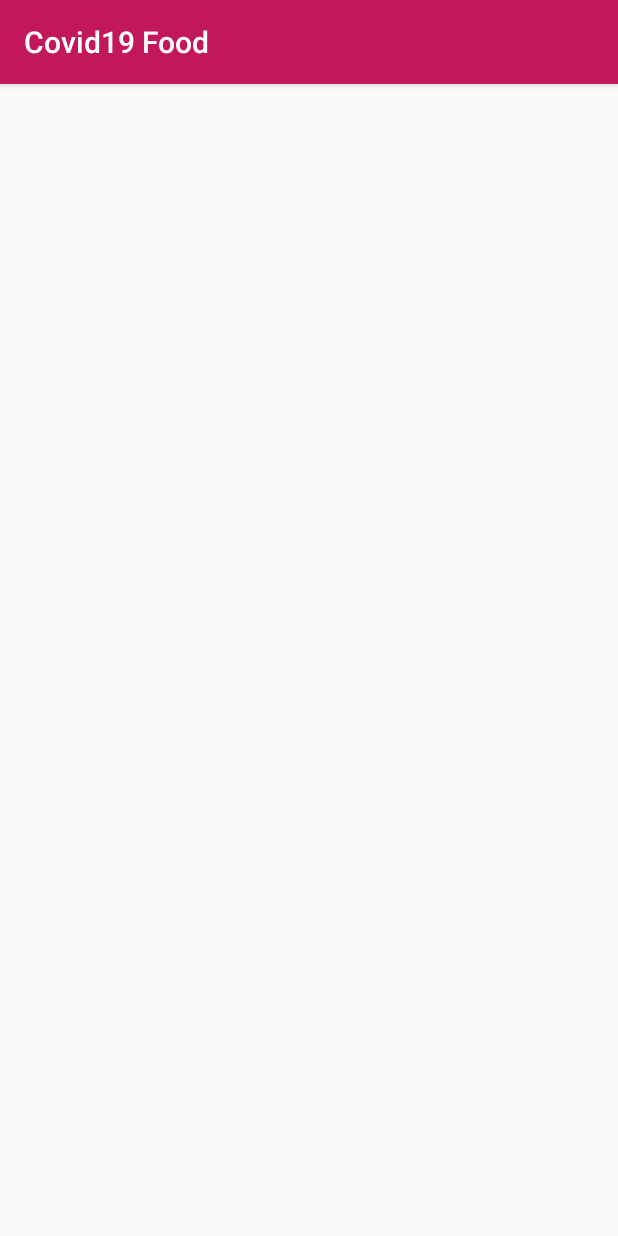
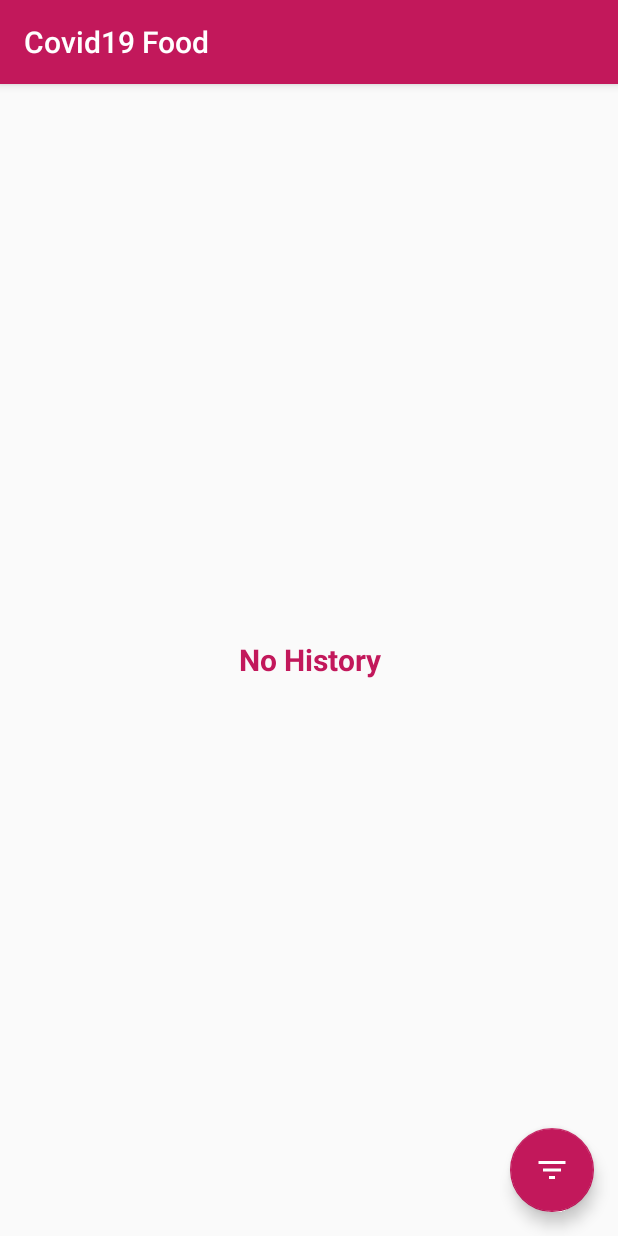
Before and after one commit to rathina-selsoft/lucas-covid19-android, an Android app: the fragment HistoryFragment shown on its own in the app's theme, on a phone screen of 412 x 824 dp. Run offline under Robolectric (Android 15) with nearby library versions, the phone set to English and light mode, and no system bars; our stand-ins replace ButterKnife, sdp/ssp sizes.

Commit message:
history added

```diff
--- a/Covid19-LucasCharity/app/src/main/java/com/lucas_charity/covid19/activity/MainNavActivity.kt
+++ b/Covid19-LucasCharity/app/src/main/java/com/lucas_charity/covid19/activity/MainNavActivity.kt
@@ -62,7 +62,6 @@ class MainNavActivity : AppCompatActivity() {
     }
 
     override fun onSupportNavigateUp(): Boolean {
-
         return navController.navigateUp(appBarConfiguration) || super.onSupportNavigateUp()
     }
 }
--- a/Covid19-LucasCharity/app/src/main/java/com/lucas_charity/covid19/activity/ui/HistoryFragment.kt
+++ b/Covid19-LucasCharity/app/src/main/java/com/lucas_charity/covid19/activity/ui/HistoryFragment.kt
@@ -8,9 +8,29 @@ import android.widget.TextView
 import androidx.fragment.app.Fragment
 import androidx.lifecycle.Observer
 import androidx.lifecycle.ViewModelProviders
+import androidx.recyclerview.widget.RecyclerView
+import butterknife.BindView
+import butterknife.ButterKnife
+import butterknife.OnClick
+import com.google.android.material.floatingactionbutton.FloatingActionButton
 import com.lucas_charity.covid19.R
+import com.lucas_charity.covid19.utils.Utils
+import java.text.SimpleDateFormat
+import java.util.*
 
 class HistoryFragment : Fragment() {
+
+    @BindView(R.id.history_available)
+    lateinit var historyAvailableTxt: TextView
+
+    @BindView(R.id.rv_history)
+    lateinit var historyRV: RecyclerView
+
+    @BindView(R.id.filter_history)
+    lateinit var filterFab: FloatingActionButton
+
+    lateinit var dateCalendar: Calendar
+    private val dateFormat = "yyyy-MM-dd"
 
     override fun onCreateView(
         inflater: LayoutInflater,
@@ -18,8 +38,17 @@ class HistoryFragment : Fragment() {
         savedInstanceState: Bundle?
     ): View? {
         val root = inflater.inflate(R.layout.fragment_history, container, false)
-        val textView: TextView = root.findViewById(R.id.text_gallery)
+        ButterKnife.bind(this, root)
 
+        dateCalendar = Calendar.getInstance()
+
+        val sdf = SimpleDateFormat(dateFormat, Locale.US)
+        Utils.log(sdf.format(dateCalendar.time))
         return root
     }
+
+    @OnClick(R.id.filter_history)
+    fun onFilterTapped(view: View) {
+
+    }
 }
--- /dev/null
+++ b/Covid19-LucasCharity/app/src/main/res/drawable/ic_add_black_24dp.xml
@@ -0,0 +1,9 @@
+<vector xmlns:android="http://schemas.android.com/apk/res/android"
+        android:width="24dp"
+        android:height="24dp"
+        android:viewportWidth="24.0"
+        android:viewportHeight="24.0">
+    <path
+        android:fillColor="#FF000000"
+        android:pathData="M19,13h-6v6h-2v-6H5v-2h6V5h2v6h6v2z"/>
+</vector>
--- /dev/null
+++ b/Covid19-LucasCharity/app/src/main/res/drawable/ic_filter_list_black_24dp.xml
@@ -0,0 +1,5 @@
+<vector android:height="24dp" android:tint="#FFFFFF"
+    android:viewportHeight="24.0" android:viewportWidth="24.0"
+    android:width="24dp" xmlns:android="http://schemas.android.com/apk/res/android">
+    <path android:fillColor="#FF000000" android:pathData="M10,18h4v-2h-4v2zM3,6v2h18L21,6L3,6zM6,13h12v-2L6,11v2z"/>
+</vector>
--- /dev/null
+++ b/Covid19-LucasCharity/app/src/main/res/layout/content_history.xml
@@ -0,0 +1,26 @@
+<?xml version="1.0" encoding="utf-8"?>
+<RelativeLayout xmlns:android="http://schemas.android.com/apk/res/android"
+    xmlns:tools="http://schemas.android.com/tools"
+    android:layout_width="match_parent"
+    android:layout_height="match_parent">
+
+    <TextView
+        android:id="@+id/history_available"
+        android:layout_width="match_parent"
+        android:layout_height="match_parent"
+        android:gravity="center"
+        android:text="@string/no_history"
+        android:textColor="@color/primaryColor"
+        android:textSize="@dimen/_20sdp"
+        android:textStyle="bold"
+        android:visibility="visible"
+        tools:ignore="SpUsage" />
+
+    <androidx.recyclerview.widget.RecyclerView
+        android:id="@+id/rv_history"
+        android:layout_width="match_parent"
+        android:layout_height="match_parent"
+        android:visibility="gone" />
+
+
+</RelativeLayout>
--- a/Covid19-LucasCharity/app/src/main/res/layout/fragment_history.xml
+++ b/Covid19-LucasCharity/app/src/main/res/layout/fragment_history.xml
@@ -1,23 +1,24 @@
 <?xml version="1.0" encoding="utf-8"?>
-<androidx.constraintlayout.widget.ConstraintLayout xmlns:android="http://schemas.android.com/apk/res/android"
+<androidx.coordinatorlayout.widget.CoordinatorLayout xmlns:android="http://schemas.android.com/apk/res/android"
     xmlns:app="http://schemas.android.com/apk/res-auto"
     xmlns:tools="http://schemas.android.com/tools"
     android:layout_width="match_parent"
     android:layout_height="match_parent"
-    tools:context=".activity.ui.HistoryFragment">
+    tools:context=".activity.MainNavActivity">
 
-    <TextView
-        android:id="@+id/text_gallery"
-        android:layout_width="match_parent"
+    <include layout="@layout/content_history" />
+
+    <com.google.android.material.floatingactionbutton.FloatingActionButton
+        android:id="@+id/filter_history"
+        android:layout_width="wrap_content"
         android:layout_height="wrap_content"
-        android:layout_marginStart="8dp"
-        android:layout_marginTop="8dp"
-        android:layout_marginEnd="8dp"
-        android:textAlignment="center"
-        android:textSize="20sp"
-        app:layout_constraintBottom_toBottomOf="parent"
-        app:layout_constraintEnd_toEndOf="parent"
-        app:layout_constraintStart_toStartOf="parent"
-        app:layout_constraintTop_toTopOf="parent"
-        android:gravity="center_horizontal" />
-</androidx.constraintlayout.widget.ConstraintLayout>
+        android:layout_gravity="bottom|right"
+        android:layout_marginEnd="@dimen/activity_horizontal_margin"
+        android:layout_marginRight="@dimen/activity_horizontal_margin"
+        android:layout_marginBottom="@dimen/activity_horizontal_margin"
+        android:src="@drawable/ic_filter_list_black_24dp"
+        android:tint="@color/white"
+        tools:ignore="RtlHardcoded" />
+
+
+</androidx.coordinatorlayout.widget.CoordinatorLayout>
--- a/Covid19-LucasCharity/app/src/main/res/values/strings.xml
+++ b/Covid19-LucasCharity/app/src/main/res/values/strings.xml
@@ -27,4 +27,5 @@
     <string name="home_second">Home Second</string>
     <string name="history">History</string>
     <string name="account">Account</string>
+    <string name="no_history">No History</string>
 </resources>
--- a/Covid19-LucasCharity/build.gradle
+++ b/Covid19-LucasCharity/build.gradle
@@ -8,7 +8,7 @@ buildscript {
 
     }
     dependencies {
-        classpath 'com.android.tools.build:gradle:3.6.2'
+        classpath 'com.android.tools.build:gradle:3.6.3'
         classpath "org.jetbrains.kotlin:kotlin-gradle-plugin:$kotlin_version"
 
         // NOTE: Do not place your application dependencies here; they belong
```
